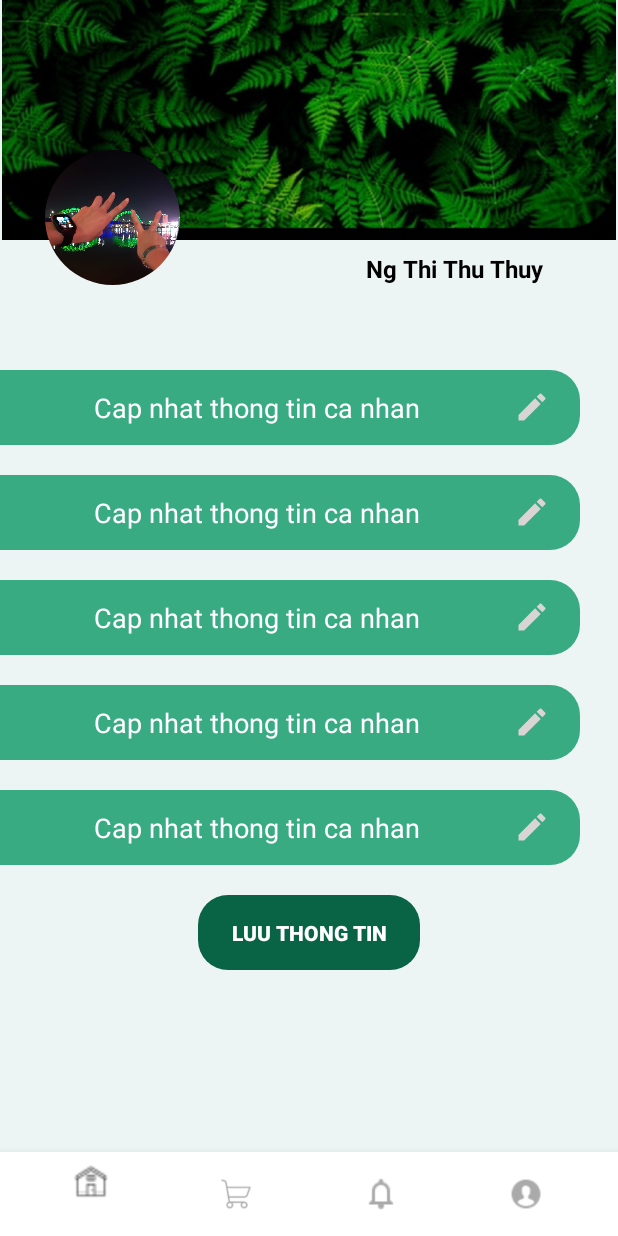
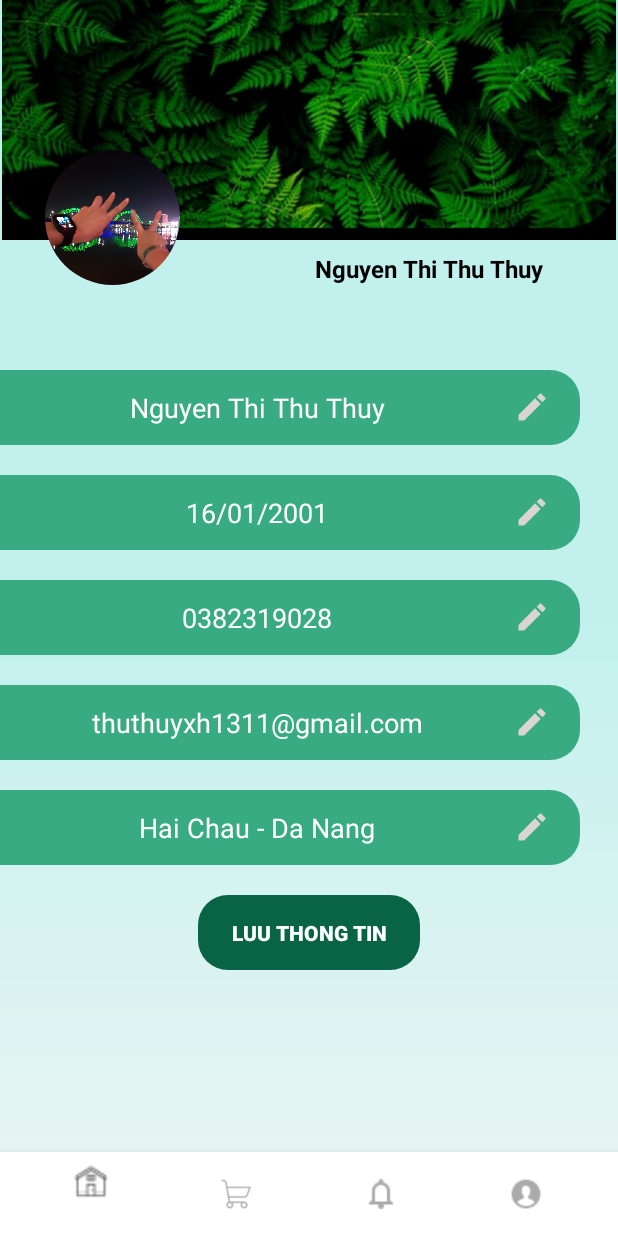
Before and after one commit to VoXuanPhuc/greenmaket, an Android app: the editProfile screen opened directly, with no data from a screen before it, on a phone screen of 412 x 824 dp. Run offline under Robolectric (Android 15) with nearby library versions, the phone set to English and light mode, and no system bars.

```diff
--- a/app/src/main/AndroidManifest.xml
+++ b/app/src/main/AndroidManifest.xml
@@ -9,6 +9,12 @@
         android:roundIcon="@mipmap/ic_launcher_round"
         android:supportsRtl="true"
         android:theme="@style/Theme.Laptrinhdidong">
+        <activity
+            android:name=".activity_dangky"
+            android:exported="true" />
+        <activity
+            android:name=".Activity_dangnhap"
+            android:exported="true" />
         <activity
             android:name=".activity_profile"
             android:exported="true" />
--- a/app/src/main/res/drawable-v24/bg_color.xml
+++ b/app/src/main/res/drawable-v24/bg_color.xml
@@ -2,8 +2,8 @@
 <shape xmlns:android="http://schemas.android.com/apk/res/android">
     <gradient
         android:angle="270"
-        android:centerColor="#ECF5F4"
+        android:centerColor="#C2F1ED"
         android:endColor="#ECF5F4"
-        android:startColor="#ECF5F4"
+        android:startColor="#C2F1ED"
         android:type="linear"/>
 </shape>
--- a/app/src/main/res/layout/activity_edit_profile.xml
+++ b/app/src/main/res/layout/activity_edit_profile.xml
@@ -16,8 +16,7 @@
         <ImageView
             android:layout_width="wrap_content"
             android:layout_height="160dp"
-            android:src="@drawable/bg_profile"
-            ></ImageView>
+            android:src="@drawable/bg_profile"></ImageView>
 
         <com.google.android.material.imageview.ShapeableImageView
             android:layout_width="90dp"
@@ -33,7 +32,7 @@
             android:layout_alignParentRight="true"
             android:layout_alignParentBottom="true"
             android:layout_marginRight="50dp"
-            android:text="Ng Thi Thu Thuy"
+            android:text="Nguyen Thi Thu Thuy"
             android:textColor="@color/black"
             android:textSize="16dp"
             android:textStyle="bold" />
@@ -56,7 +55,7 @@
             android:backgroundTint="#38AB83"
             android:drawableEnd="@drawable/edit_icon"
             android:paddingEnd="20dp"
-            android:text="Cap nhat thong tin ca nhan"
+            android:text="Nguyen Thi Thu Thuy"
             android:textAlignment="center"
             android:textColor="#FFFFFF" />
 
@@ -69,7 +68,7 @@
             android:backgroundTint="#38AB83"
             android:drawableEnd="@drawable/edit_icon"
             android:paddingEnd="20dp"
-            android:text="Cap nhat thong tin ca nhan"
+            android:text="16/01/2001"
             android:textAlignment="center"
             android:textColor="#FFFFFF" />
 
@@ -82,7 +81,7 @@
             android:backgroundTint="#38AB83"
             android:drawableEnd="@drawable/edit_icon"
             android:paddingEnd="20dp"
-            android:text="Cap nhat thong tin ca nhan"
+            android:text="0382319028"
             android:textAlignment="center"
             android:textColor="#FFFFFF" />
 
@@ -95,7 +94,7 @@
             android:backgroundTint="#38AB83"
             android:drawableEnd="@drawable/edit_icon"
             android:paddingEnd="20dp"
-            android:text="Cap nhat thong tin ca nhan"
+            android:text="thuthuyxh1311@gmail.com"
             android:textAlignment="center"
             android:textColor="#FFFFFF" />
 
@@ -108,7 +107,7 @@
             android:backgroundTint="#38AB83"
             android:drawableEnd="@drawable/edit_icon"
             android:paddingEnd="20dp"
-            android:text="Cap nhat thong tin ca nhan"
+            android:text="Hai Chau - Da Nang"
             android:textAlignment="center"
             android:textColor="#FFFFFF" />
 
--- a/app/src/main/res/menu/navigation_items.xml
+++ b/app/src/main/res/menu/navigation_items.xml
@@ -1,16 +1,16 @@
 <?xml version="1.0" encoding="utf-8"?>
 <menu xmlns:android="http://schemas.android.com/apk/res/android">
 
-    <item android:id="@+id/item1"
+    <item android:id="@+id/home"
         android:icon="@drawable/home_icon"
         android:title=""/>
-    <item android:id="@+id/item2"
+    <item android:id="@+id/card"
         android:icon="@drawable/card"
         android:title=""/>
-    <item android:id="@+id/item3"
+    <item android:id="@+id/notification"
         android:icon="@drawable/notification"
         android:title=""/>
-    <item android:id="@+id/item4"
+    <item android:id="@+id/profile"
         android:icon="@drawable/profile"
         android:title=""/>
 </menu>
```
Also changed, not shown: app/src/main/java/com/app/laptrinhdidong/MainActivity.java (+28 -0 lines), app/src/main/java/com/app/laptrinhdidong/activity_profile.java (+13 -0 lines), app/src/main/res/layout/activity_main.xml (+11 -0 lines), app/src/main/res/layout/activity_profile.xml (+6 -6 lines).
